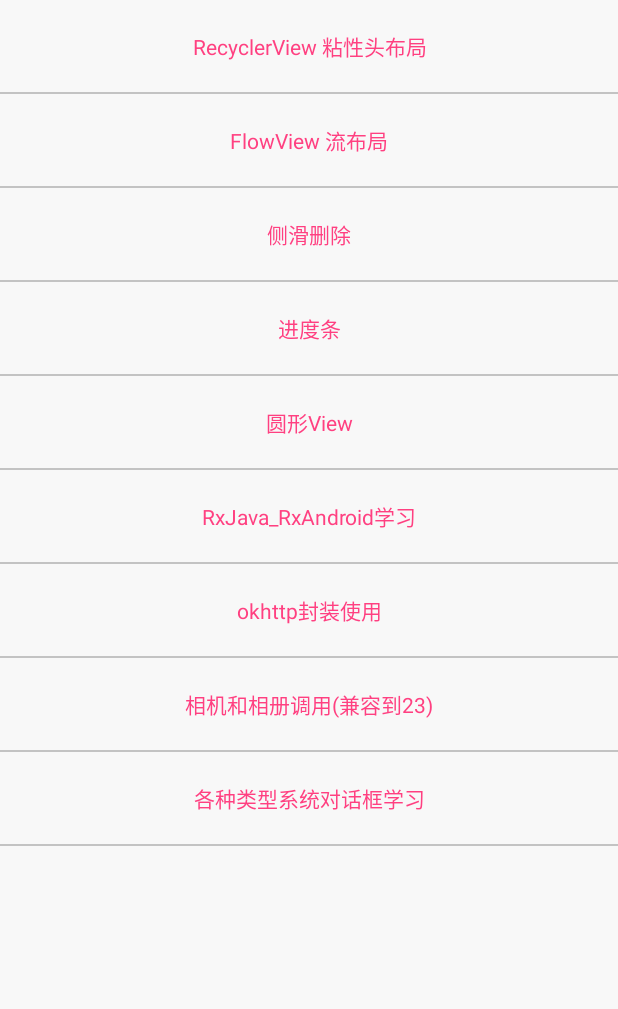
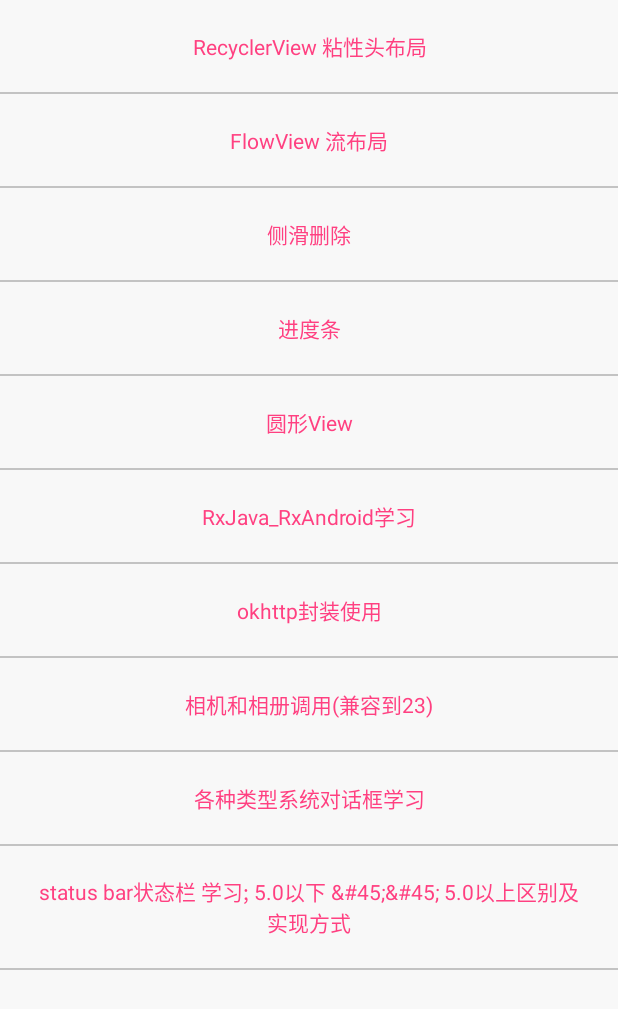
Before and after one commit to HaoPz/MyDemo, an Android app: the screen it shows after launch (MainActivity), on a phone screen of 412 x 824 dp. Shown: the top 1009 px of the screen. Run offline under Robolectric (Android 15) with nearby library versions, the phone set to English and light mode, and no system bars; our stand-ins replace CircleImageView.

Commit message:
“t
增加 status Bar 功能

```diff
--- a/src/main/AndroidManifest.xml
+++ b/src/main/AndroidManifest.xml
@@ -32,7 +32,7 @@
         <activity android:name=".CircleImage.CircleImageActivity" /><!-- 圆角View -->
 
         <!--各种类型系统对话框学习-->
-        <activity android:name=".SystemDialog.SystemDialogActivity"/>
+        <activity android:name=".SystemDialog.SystemDialogActivity" />
 
         <!--相机相册的学习 兼容到23 -->
         <activity android:name=".CarameAlbum.CarameAlbumActivity" />
@@ -43,6 +43,9 @@
         <!--RxJava 系列学习-->
         <activity android:name=".StudyRxJava.RxJavaActivity" />
         <activity android:name=".StudyRxJava.BaseRxjavaActivity" />
+
+        <!--status bar状态栏 学习; 5.0以下 &#45;&#45; 5.0以上区别及实现方式-->
+        <activity android:name=".StatusBarDemo.StatusBarTest"/>
     </application>
 
 </manifest>
--- /dev/null
+++ b/src/main/res/values-v21/styles.xml
@@ -0,0 +1,12 @@
+<resources>
+
+    <!-- Base application theme. -->
+    <style name="AppTheme" parent="Theme.AppCompat.Light.NoActionBar">
+        <!-- Customize your theme here. -->
+        <item name="colorPrimary">@color/color_c3c3c3</item>
+        <item name="colorPrimaryDark">@color/color_c3c3c3</item>
+        <item name="colorAccent">@color/color_c3c3c3</item>
+    </style>
+
+
+</resources>
--- a/src/main/res/values/strings.xml
+++ b/src/main/res/values/strings.xml
@@ -9,4 +9,5 @@
     <string name="okhttp">okhttp封装使用</string>
     <string name="carame_album">相机和相册调用(兼容到23)</string>
     <string name="system_dialog">各种类型系统对话框学习</string>
+    <string name="statusbar"><![CDATA[status bar状态栏 学习; 5.0以下 &#45;&#45; 5.0以上区别及实现方式]]></string>
 </resources>
```
Also changed, not shown: src/main/java/com/mydemo/MainActivity.java (+7 -0 lines), src/main/java/com/mydemo/StatusBarDemo/StatusBarTest.java (added, +28 -0 lines), src/main/res/layout/activity_status_bar.xml (added, +14 -0 lines).
